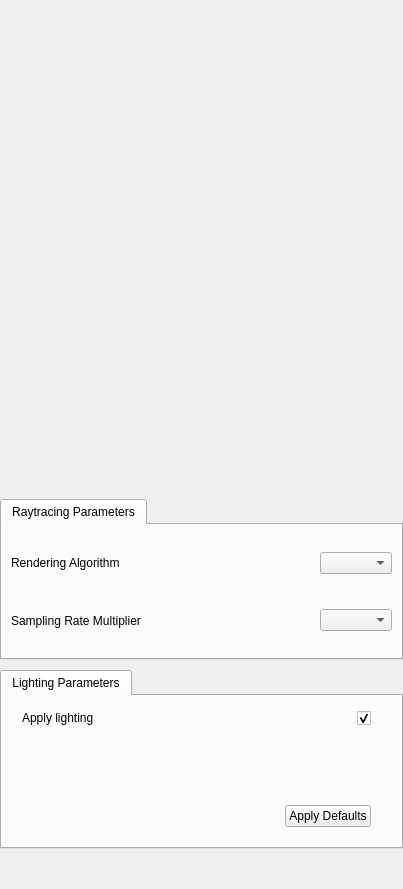
StasJ/vapor-formatted, file apps/vaporgui/VolumeAppearanceGUI.ui: the form before one commit.
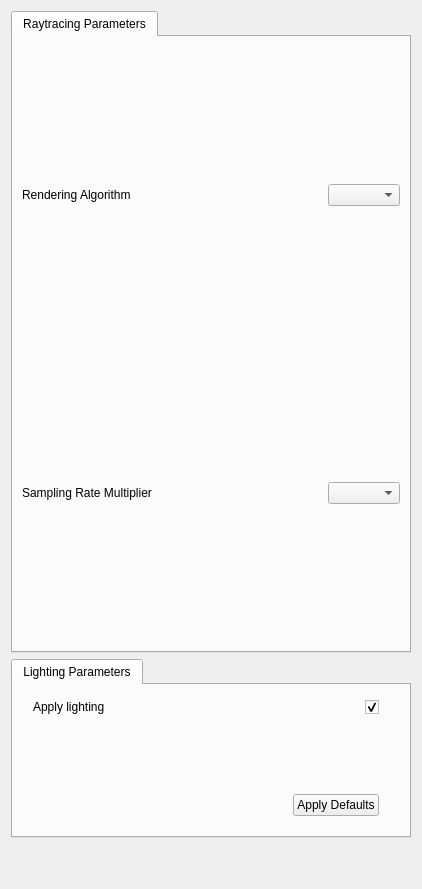
The form after the commit. Custom widgets are drawn as their Qt base class.

```diff
--- a/apps/vaporgui/VolumeAppearanceGUI.ui
+++ b/apps/vaporgui/VolumeAppearanceGUI.ui
@@ -6,12 +6,12 @@
    <rect>
     <x>0</x>
     <y>0</y>
-    <width>403</width>
+    <width>422</width>
     <height>889</height>
    </rect>
   </property>
   <property name="sizePolicy">
-   <sizepolicy hsizetype="Minimum" vsizetype="Minimum">
+   <sizepolicy hsizetype="Preferred" vsizetype="Minimum">
     <horstretch>0</horstretch>
     <verstretch>0</verstretch>
    </sizepolicy>
@@ -34,58 +34,7 @@
   <property name="whatsThis">
    <string>&lt;html&gt;&lt;head/&gt;&lt;body&gt;&lt;p&gt;These options concern the appearance of Two-D renderer&lt;/p&gt;&lt;/body&gt;&lt;/html&gt;</string>
   </property>
-  <layout class="QHBoxLayout" name="horizontalLayout">
-   <property name="spacing">
-    <number>0</number>
-   </property>
-   <property name="sizeConstraint">
-    <enum>QLayout::SetMaximumSize</enum>
-   </property>
-   <property name="leftMargin">
-    <number>0</number>
-   </property>
-   <property name="topMargin">
-    <number>0</number>
-   </property>
-   <property name="rightMargin">
-    <number>0</number>
-   </property>
-   <property name="bottomMargin">
-    <number>0</number>
-   </property>
-   <item>
-    <layout class="QVBoxLayout" name="verticalLayout" stretch="0,0,0,0">
-     <property name="spacing">
-      <number>10</number>
-     </property>
-     <property name="sizeConstraint">
-      <enum>QLayout::SetMaximumSize</enum>
-     </property>
-     <property name="topMargin">
-      <number>5</number>
-     </property>
-     <item>
-      <widget class="TFWidget" name="_TFWidget" native="true">
-       <property name="sizePolicy">
-        <sizepolicy hsizetype="Minimum" vsizetype="Minimum">
-         <horstretch>0</horstretch>
-         <verstretch>0</verstretch>
-        </sizepolicy>
-       </property>
-       <property name="minimumSize">
-        <size>
-         <width>0</width>
-         <height>484</height>
-        </size>
-       </property>
-       <property name="maximumSize">
-        <size>
-         <width>16777215</width>
-         <height>16777215</height>
-        </size>
-       </property>
-      </widget>
-     </item>
+  <layout class="QVBoxLayout" name="verticalLayout">
      <item>
       <widget class="QTabWidget" name="Ray_Params_Widget">
        <property name="currentIndex">
@@ -492,16 +441,8 @@
       </spacer>
      </item>
     </layout>
-   </item>
-  </layout>
  </widget>
  <customwidgets>
-  <customwidget>
-   <class>TFWidget</class>
-   <extends>QWidget</extends>
-   <header>TFWidget.h</header>
-   <container>1</container>
-  </customwidget>
   <customwidget>
    <class>QSliderEdit</class>
    <extends>QWidget</extends>
```
Lines whose indentation alone changed are shown as unchanged.
